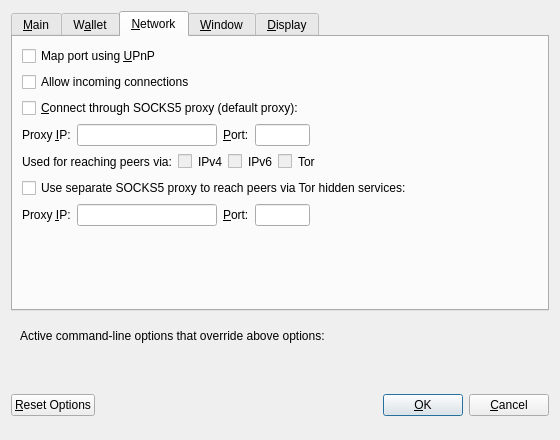
The window that src/qt/forms/optionsdialog.ui (tyshchenko/bitcoin) describes before a commit, drawn with Qt 5.
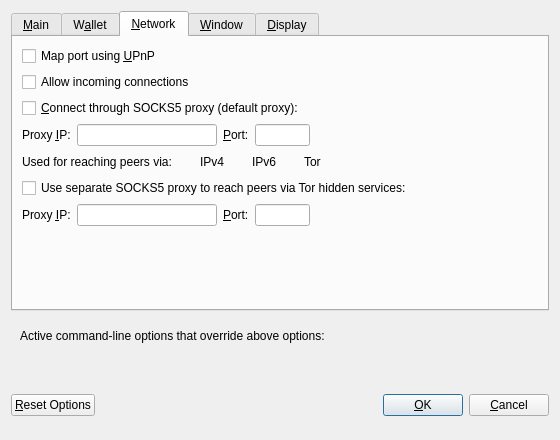
The same window after the commit. The open tabs and pages were chosen to show the change. Icons and pictures are not drawn. Custom widgets are drawn as their Qt base class.

Commit message: [Qt] use image instead of a Checkbox for visual indication

The edit to the form file:
```diff
--- a/src/qt/forms/optionsdialog.ui
+++ b/src/qt/forms/optionsdialog.ui
@@ -299,6 +299,9 @@
        </item>
        <item>
         <layout class="QHBoxLayout" name="horizontalLayout_2_Network">
+         <property name="spacing">
+          <number>0</number>
+         </property>
          <item>
           <widget class="QLabel" name="proxyActiveNets">
            <property name="text">
@@ -310,15 +313,48 @@
           </widget>
          </item>
          <item>
-          <widget class="QCheckBox" name="proxyReachIPv4">
+          <spacer name="labelSpacer0">
+           <property name="orientation">
+            <enum>Qt::Horizontal</enum>
+           </property>
+           <property name="sizeType">
+            <enum>QSizePolicy::Fixed</enum>
+           </property>
+           <property name="sizeHint" stdset="0">
+            <size>
+             <width>10</width>
+             <height>10</height>
+            </size>
+           </property>
+          </spacer>
+         </item>
+         <item>
+          <widget class="QPushButton" name="proxyReachIPv4">
            <property name="enabled">
             <bool>false</bool>
            </property>
+           <property name="sizePolicy">
+            <sizepolicy hsizetype="Fixed" vsizetype="Fixed">
+             <horstretch>0</horstretch>
+             <verstretch>0</verstretch>
+            </sizepolicy>
+           </property>
+           <property name="maximumSize">
+            <size>
+             <width>18</width>
+             <height>18</height>
+            </size>
+           </property>
            <property name="toolTip">
             <string>Shows, if the supplied default SOCKS5 proxy is used to reach peers via this network type.</string>
            </property>
-           <property name="text">
-            <string/>
+           <property name="icon">
+            <iconset>
+             <normaloff>:/icons/checkmark</normaloff>
+             <disabledoff>:/icons/checkmark</disabledoff>:/icons/checkmark</iconset>
+           </property>
+           <property name="flat">
+            <bool>true</bool>
            </property>
           </widget>
          </item>
@@ -333,15 +369,48 @@
           </widget>
          </item>
          <item>
-          <widget class="QCheckBox" name="proxyReachIPv6">
+          <spacer name="labelSpacer1">
+           <property name="orientation">
+            <enum>Qt::Horizontal</enum>
+           </property>
+           <property name="sizeType">
+            <enum>QSizePolicy::Fixed</enum>
+           </property>
+           <property name="sizeHint" stdset="0">
+            <size>
+             <width>10</width>
+             <height>10</height>
+            </size>
+           </property>
+          </spacer>
+         </item>
+         <item>
+          <widget class="QPushButton" name="proxyReachIPv6">
            <property name="enabled">
             <bool>false</bool>
            </property>
+           <property name="sizePolicy">
+            <sizepolicy hsizetype="Fixed" vsizetype="Fixed">
+             <horstretch>0</horstretch>
+             <verstretch>0</verstretch>
+            </sizepolicy>
+           </property>
+           <property name="maximumSize">
+            <size>
+             <width>18</width>
+             <height>18</height>
+            </size>
+           </property>
            <property name="toolTip">
             <string>Shows, if the supplied default SOCKS5 proxy is used to reach peers via this network type.</string>
            </property>
-           <property name="text">
-            <string/>
+           <property name="icon">
+            <iconset>
+             <normaloff>:/icons/checkmark</normaloff>
+             <disabledoff>:/icons/checkmark</disabledoff>:/icons/checkmark</iconset>
+           </property>
+           <property name="flat">
+            <bool>true</bool>
            </property>
           </widget>
          </item>
@@ -356,15 +425,48 @@
           </widget>
          </item>
          <item>
-          <widget class="QCheckBox" name="proxyReachTor">
+          <spacer name="labelSpacer2">
+           <property name="orientation">
+            <enum>Qt::Horizontal</enum>
+           </property>
+           <property name="sizeType">
+            <enum>QSizePolicy::Fixed</enum>
+           </property>
+           <property name="sizeHint" stdset="0">
+            <size>
+             <width>10</width>
+             <height>10</height>
+            </size>
+           </property>
+          </spacer>
+         </item>
+         <item>
+          <widget class="QPushButton" name="proxyReachTor">
            <property name="enabled">
             <bool>false</bool>
            </property>
+           <property name="sizePolicy">
+            <sizepolicy hsizetype="Fixed" vsizetype="Fixed">
+             <horstretch>0</horstretch>
+             <verstretch>0</verstretch>
+            </sizepolicy>
+           </property>
+           <property name="maximumSize">
+            <size>
+             <width>18</width>
+             <height>18</height>
+            </size>
+           </property>
            <property name="toolTip">
             <string>Shows, if the supplied default SOCKS5 proxy is used to reach peers via this network type.</string>
            </property>
-           <property name="text">
-            <string/>
+           <property name="icon">
+            <iconset>
+             <normaloff>:/icons/checkmark</normaloff>
+             <disabledoff>:/icons/checkmark</disabledoff>:/icons/checkmark</iconset>
+           </property>
+           <property name="flat">
+            <bool>true</bool>
            </property>
           </widget>
          </item>
```
Left out of the diff: 2 changed lines with no effect on the pictures. The commit also changes 4 other files.
